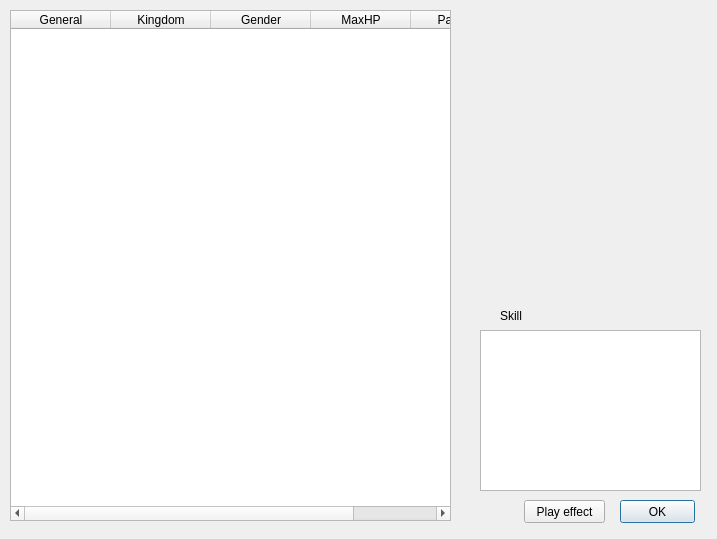
Before: the Qt Designer form src/generaloverview.ui in Mogara/QSanguosha, drawn with Qt 5.
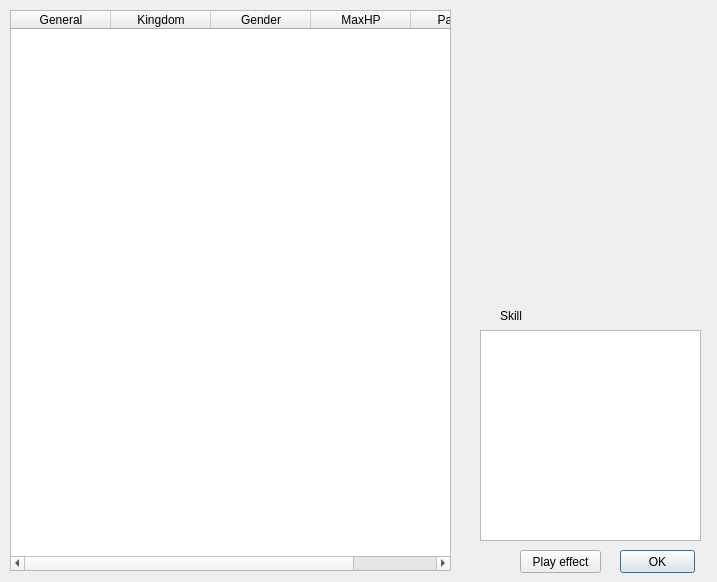
After: the same form once the commit is applied. Icons and pictures are not drawn.

Diff of the .ui file:
```diff
--- a/src/generaloverview.ui
+++ b/src/generaloverview.ui
@@ -10,7 +10,7 @@
     <x>0</x>
     <y>0</y>
     <width>717</width>
-    <height>539</height>
+    <height>582</height>
    </rect>
   </property>
   <property name="windowTitle">
@@ -22,7 +22,7 @@
      <x>10</x>
      <y>10</y>
      <width>441</width>
-     <height>511</height>
+     <height>561</height>
     </rect>
    </property>
    <property name="editTriggers">
@@ -67,7 +67,7 @@
    <property name="geometry">
     <rect>
      <x>620</x>
-     <y>500</y>
+     <y>550</y>
      <width>75</width>
      <height>23</height>
     </rect>
@@ -120,7 +120,7 @@
      <x>480</x>
      <y>330</y>
      <width>221</width>
-     <height>161</height>
+     <height>211</height>
     </rect>
    </property>
    <property name="readOnly">
@@ -130,8 +130,8 @@
   <widget class="QPushButton" name="playEffecButton">
    <property name="geometry">
     <rect>
-     <x>524</x>
-     <y>500</y>
+     <x>520</x>
+     <y>550</y>
      <width>81</width>
      <height>23</height>
     </rect>
```
